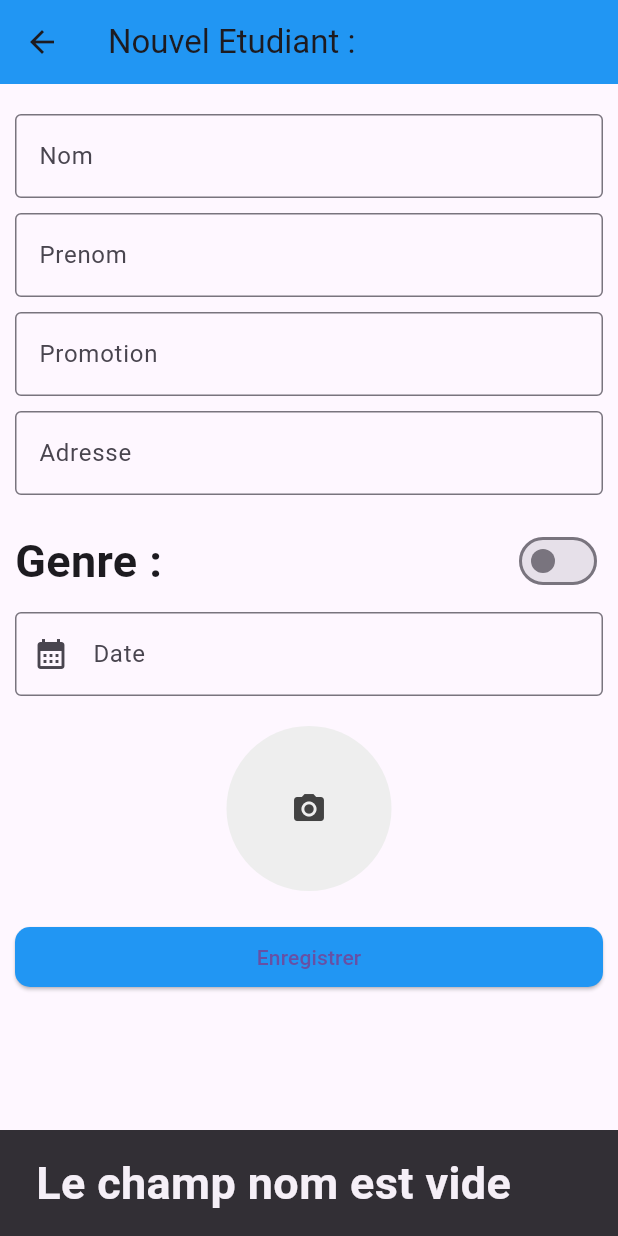
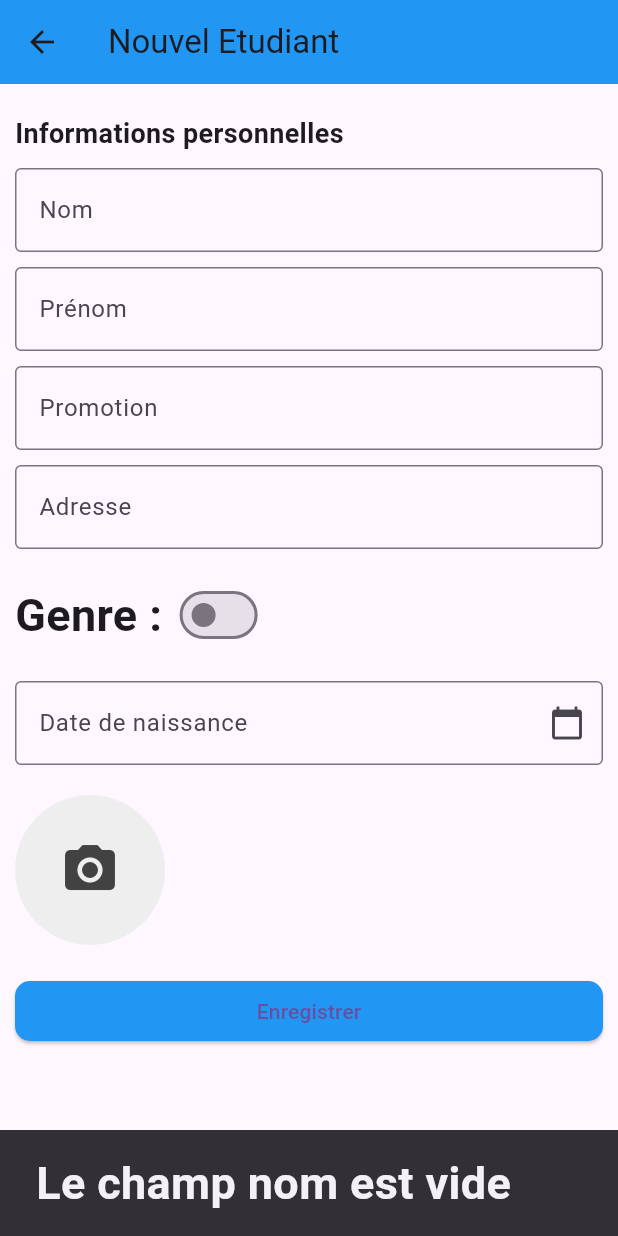
Before and after one commit to KevinKpekpe/mobileapp, a Flutter app: the EtudiantPage screen opened directly, after a tap on "Enregistrer", on a phone screen of 412 x 824 dp. Run offline on Flutter 3.47's test engine with Material 3 defaults, Android fonts, the phone set to English and light mode, and no system bars; our stand-ins replace cloud_firestore, firebase_auth, firebase_core, firebase_storage, image_picker; accounts and stored records are empty.

```diff
--- a/lib/ui/etudiant.dart
+++ b/lib/ui/etudiant.dart
@@ -1,4 +1,4 @@
-// ignore_for_file: avoid_print
+// ignore_for_file: avoid_print, prefer_const_constructors
 
 import 'package:flutter/material.dart';
 import 'package:intl/intl.dart';
@@ -6,7 +6,7 @@ import 'package:image_picker/image_picker.dart';
 import 'dart:io';
 
 class EtudiantPage extends StatefulWidget {
-  const EtudiantPage({super.key});
+  const EtudiantPage({Key? key}) : super(key: key);
 
   @override
   State<EtudiantPage> createState() => _EtudiantPageState();
@@ -70,193 +70,143 @@ class _EtudiantPageState extends State<EtudiantPage> {
             ],
           ),
         );
-        });
+      },
+    );
   }
 
   @override
   Widget build(BuildContext context) {
     return Scaffold(
       appBar: AppBar(
-        title: const Text("Nouvel Etudiant : "),
+        title: const Text("Nouvel Etudiant"),
       ),
       body: SingleChildScrollView(
         padding: const EdgeInsets.all(10.0),
         child: Column(
-          mainAxisAlignment: MainAxisAlignment.start,
+          crossAxisAlignment: CrossAxisAlignment.start,
           children: [
-            const SizedBox(
-              height: 10,
+            const SizedBox(height: 10),
+            Text(
+              'Informations personnelles',
+              style: TextStyle(fontSize: 18, fontWeight: FontWeight.bold),
             ),
-            TextField(
-              keyboardType: TextInputType.text,
+            const SizedBox(height: 10),
+            TextFormField(
               controller: nomController,
-              obscureText: false,
               decoration: const InputDecoration(
-                hintText: "Nom",
-                border: OutlineInputBorder(
-                    borderSide: BorderSide(color: Colors.black)),
-                focusedBorder: OutlineInputBorder(
-                    borderSide: BorderSide(color: Colors.red)),
+                labelText: 'Nom',
+                border: OutlineInputBorder(),
               ),
             ),
-            const SizedBox(
-              height: 10,
-            ),
-            TextField(
-              keyboardType: TextInputType.text,
+            const SizedBox(height: 10),
+            TextFormField(
               controller: prenomController,
-              obscureText: false,
               decoration: const InputDecoration(
-                hintText: "Prenom",
-                border: OutlineInputBorder(
-                    borderSide: BorderSide(color: Colors.black)),
-                focusedBorder: OutlineInputBorder(
-                    borderSide: BorderSide(color: Colors.red)),
+                labelText: 'Prénom',
+                border: OutlineInputBorder(),
               ),
             ),
-            const SizedBox(
-              height: 10,
-            ),
-            TextField(
-              keyboardType: TextInputType.text,
+            const SizedBox(height: 10),
+            TextFormField(
               controller: promotionController,
-              obscureText: false,
               decoration: const InputDecoration(
-                hintText: "Promotion",
-                border: OutlineInputBorder(
-                    borderSide: BorderSide(color: Colors.black)),
-                focusedBorder: OutlineInputBorder(
-                    borderSide: BorderSide(color: Colors.red)),
+                labelText: 'Promotion',
+                border: OutlineInputBorder(),
               ),
             ),
-            const SizedBox(
-              height: 10,
-            ),
-            TextField(
-              keyboardType: TextInputType.text,
+            const SizedBox(height: 10),
+            TextFormField(
               controller: adresseController,
-              obscureText: false,
               decoration: const InputDecoration(
-                hintText: "Adresse",
-                border: OutlineInputBorder(
-                    borderSide: BorderSide(color: Colors.black)),
-                focusedBorder: OutlineInputBorder(
-                    borderSide: BorderSide(color: Colors.red)),
+                labelText: 'Adresse',
+                border: OutlineInputBorder(),
               ),
             ),
-            const SizedBox(
-              height: 20,
-            ),
+            const SizedBox(height: 20),
             Row(
-              mainAxisAlignment: MainAxisAlignment.spaceBetween,
               children: [
                 const Text("Genre : "),
                 Switch(
                   value: switchValue,
-                    onChanged: (bool) {
+                  onChanged: (bool val) {
                     setState(() {
-                        switchValue = bool;
+                      switchValue = val;
                     });
-                    }),
+                  },
+                ),
               ],
             ),
-            const SizedBox(
-              height: 10,
-            ),
-            TextField(
-              keyboardType: TextInputType.text,
-              obscureText: false,
+            const SizedBox(height: 20),
+            TextFormField(
               controller: dateController,
+              readOnly: true,
               decoration: const InputDecoration(
-                prefixIcon: Icon(Icons.calendar_month),
-                hintText: "Date",
-                border: OutlineInputBorder(
-                    borderSide: BorderSide(color: Colors.black)),
-                focusedBorder: OutlineInputBorder(
-                    borderSide: BorderSide(color: Colors.red)),
+                labelText: 'Date de naissance',
+                border: OutlineInputBorder(),
+                suffixIcon: Icon(Icons.calendar_today),
               ),
               onTap: () {
                 showCalendrier();
               },
             ),
-            const SizedBox(
-              height: 20,
-            ),
+            const SizedBox(height: 20),
             GestureDetector(
               onTap: () => _showPickerDialog(context),
               child: CircleAvatar(
-                radius: 55,
+                radius: 50,
                 backgroundColor: Colors.grey.shade200,
-                child: _image != null
-                    ? ClipRRect(
-                        borderRadius: BorderRadius.circular(50),
-                        child: Image.file(
-                          _image!,
-                          width: 100,
-                          height: 100,
-                          fit: BoxFit.cover,
-                        ),
-                      )
-                    : Container(
-                        decoration: BoxDecoration(
-                          color: Colors.grey.shade200,
-                          borderRadius: BorderRadius.circular(50),
-                        ),
-                        width: 100,
-                        height: 100,
-                        child: Icon(
-                          Icons.camera_alt,
-                          color: Colors.grey.shade800,
+                backgroundImage: _image != null ? FileImage(_image!) : null,
+                child: _image == null
+                    ? Icon(Icons.camera_alt,
+                        size: 40, color: Colors.grey.shade800)
+                    : null,
               ),
             ),
-              ),
-            ),
-            const SizedBox(
-              height: 20,
-            ),
+            const SizedBox(height: 20),
             ElevatedButton(
               onPressed: () {
                 checkEmptyField();
               },
-                child: const Text('Enregistrer'))
+              child: const Text('Enregistrer'),
+            )
           ],
         ),
       ),
     );
   }
 
-  showMessageDialog(String message) {
-    final monSnackbar = SnackBar(content: Text(message));
-    ScaffoldMessenger.of(context).showSnackBar(monSnackbar);
+  void showMessageDialog(String message) {
+    final snackBar = SnackBar(content: Text(message));
+    ScaffoldMessenger.of(context).showSnackBar(snackBar);
   }
 
-  showCalendrier() {
+  void showCalendrier() {
     showDatePicker(
       context: context,
+      initialDate: DateTime.now(),
       firstDate: DateTime(1950),
       lastDate: DateTime(2050),
-      initialDate: DateTime.now(),
     ).then((value) {
       if (value != null) {
         setState(() {
-          String dateJour = DateFormat.yMMMd().format(value);
-          dateController.text = dateJour;
+          String formattedDate = DateFormat.yMMMd().format(value);
+          dateController.text = formattedDate;
         });
       }
     });
   }
 
-  checkEmptyField() {
+  void checkEmptyField() {
     if (nomController.text.isEmpty) {
       showMessageDialog("Le champ nom est vide");
     } else if (prenomController.text.isEmpty) {
-      showMessageDialog("Le champ prenom est vide");
+      showMessageDialog("Le champ prénom est vide");
     } else if (promotionController.text.isEmpty) {
       showMessageDialog("Le champ promotion est vide");
     } else if (adresseController.text.isEmpty) {
       showMessageDialog("Le champ adresse est vide");
     } else {
-      print("Information Enregistrée");
+      print("Informations enregistrées");
     }
   }
 }
```
Also changed, not shown: lib/model/enseignant.dart (added, +11 -0 lines), lib/ui/enseignant_details.dart (added, +40 -0 lines), lib/ui/enseignants.dart (+13 -0 lines), images/avatar.jpg (added). Lines whose indentation alone changed are shown as unchanged.
